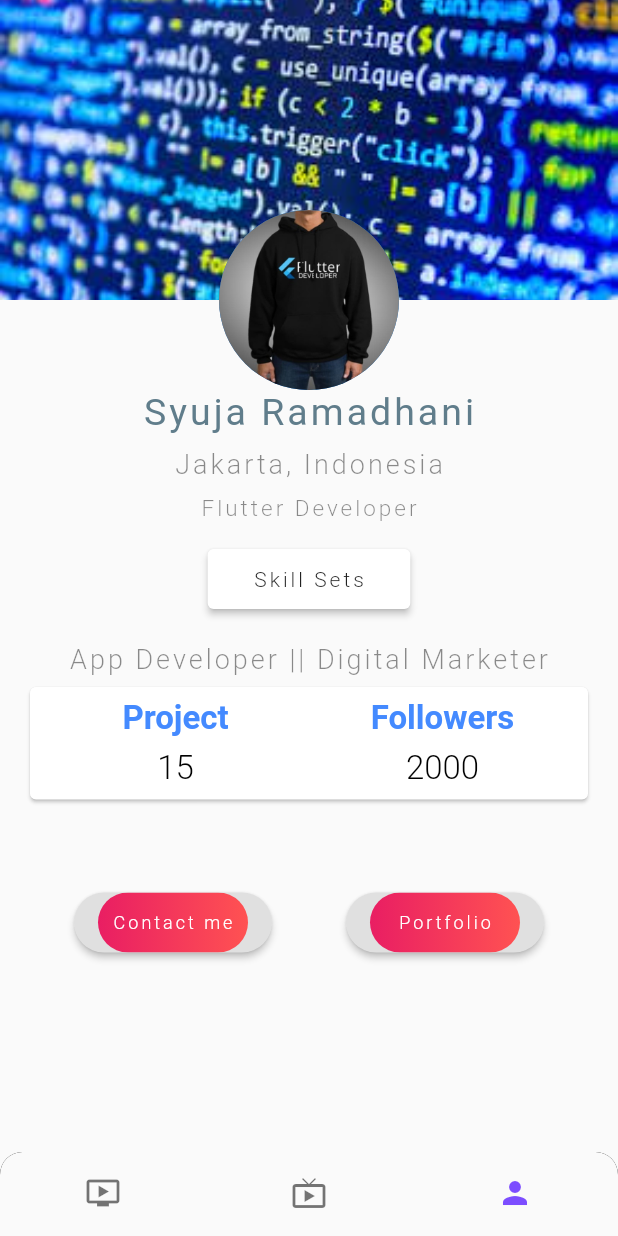
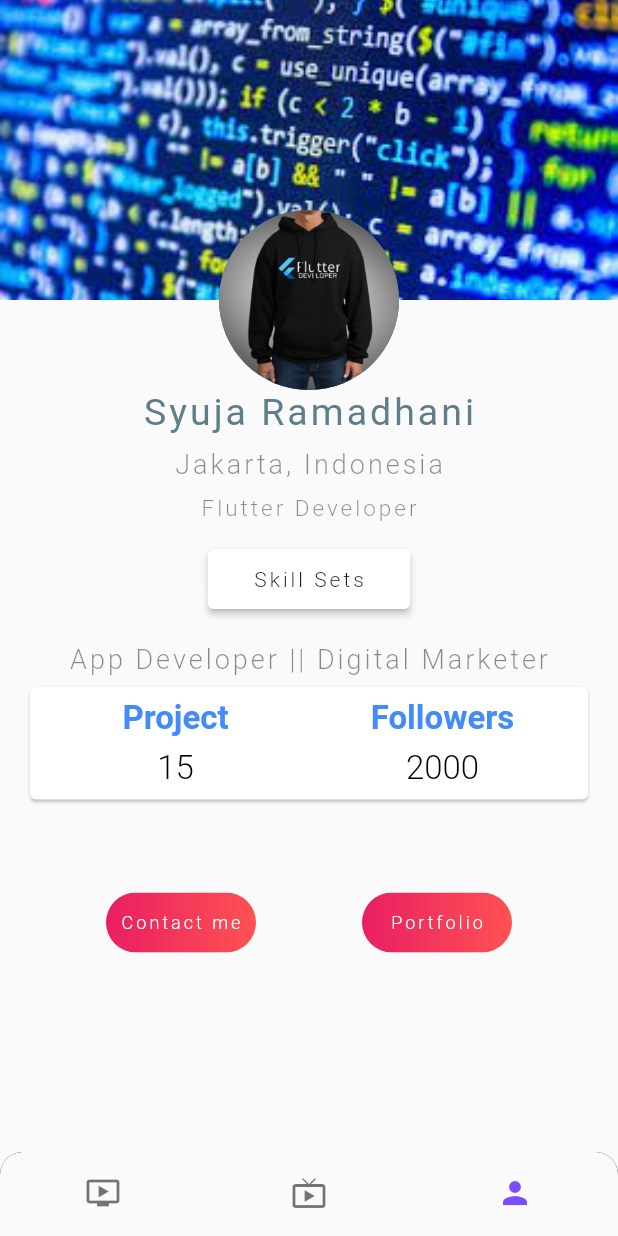
Before and after one commit to syujaramadhani/movie, a Flutter app: the screen it shows after launch, item 3 of the bottom bar chosen, after a tap on "Contact me", on a phone screen of 412 x 824 dp. Run offline on Flutter 3.47's test engine with Material 2 defaults, Android fonts, the light colour scheme and no system bars; our stand-ins replace cached_network_image, connectivity_plus, dio, flutter_svg, fluttertoast, get; network calls fail; project files that could hold a hidden picture were left out.

Commit message:
update version

```diff
--- a/lib/features/controller.dart/movie_controller.dart
+++ b/lib/features/controller/movie_controller.dart
@@ -12,6 +12,18 @@ class MovieListController extends GetxController {
   var isLoading3 = true.obs;
 
   late MovieModel movieModel;
+
+  @override
+  void onInit() {
+    _loadData();
+    super.onInit();
+  }
+
+  _loadData() async {
+    fetchGetNowPlaying();
+    fetchGetUpComing();
+    fetchGetPopular();
+  }
 
   void fetchGetNowPlaying() async {
     isLoading1(true);
--- a/lib/screens/home/home_screen.dart
+++ b/lib/screens/home/home_screen.dart
@@ -1,9 +1,8 @@
 import 'package:cached_network_image/cached_network_image.dart';
 import 'package:flutter/material.dart';
-import 'package:movie/features/controller.dart/movie_controller.dart';
 import 'package:get/get.dart';
-import 'package:movie/features/controller.dart/movie_controller.dart';
-import 'package:movie/features/controller.dart/televisions_controller.dart';
+import 'package:movie/features/controller/movie_controller.dart';
+import 'package:movie/features/controller/televisions_controller.dart';
 import 'package:movie/models/tv_series.dart';
 import 'package:movie/screens/home/detail_movie_screen.dart';
 
@@ -51,10 +50,8 @@ class HomeScreen extends StatelessWidget {
                       height: 10.0,
                     ),
                     SizedBox(
-                      child: GetBuilder<MovieListController>(
-                        initState: (_) => Get.find<MovieListController>()
-                            .fetchGetNowPlaying(),
-                        builder: (val) => movieListController.isLoading1.value
+                      child: Obx(
+                        () => movieListController.isLoading1.value
                             ? const Center(child: CircularProgressIndicator())
                             : ListView(
                                 shrinkWrap: true,
@@ -137,10 +134,8 @@ class HomeScreen extends StatelessWidget {
                       height: 10.0,
                     ),
                     SizedBox(
-                      child: GetBuilder<MovieListController>(
-                        initState: (_) =>
-                            Get.find<MovieListController>().fetchGetUpComing(),
-                        builder: (val) => movieListController.isLoading2.value
+                      child: Obx(
+                        () => movieListController.isLoading2.value
                             ? const Center(child: CircularProgressIndicator())
                             : ListView(
                                 shrinkWrap: true,
@@ -223,10 +218,8 @@ class HomeScreen extends StatelessWidget {
                       height: 10.0,
                     ),
                     SizedBox(
-                      child: GetBuilder<MovieListController>(
-                        initState: (_) =>
-                            Get.find<MovieListController>().fetchGetUpComing(),
-                        builder: (val) => movieListController.isLoading2.value
+                      child: Obx(
+                        () => movieListController.isLoading2.value
                             ? const Center(child: CircularProgressIndicator())
                             : ListView(
                                 shrinkWrap: true,
--- a/lib/screens/profile/profile_screen.dart
+++ b/lib/screens/profile/profile_screen.dart
@@ -147,7 +147,7 @@ class ProfileScreen extends StatelessWidget {
           Row(
             mainAxisAlignment: MainAxisAlignment.spaceEvenly,
             children: [
-              RaisedButton(
+              RawMaterialButton(
                 onPressed: () {},
                 shape: RoundedRectangleBorder(
                   borderRadius: BorderRadius.circular(80.0),
@@ -177,7 +177,7 @@ class ProfileScreen extends StatelessWidget {
                   ),
                 ),
               ),
-              RaisedButton(
+              RawMaterialButton(
                 onPressed: () {},
                 shape: RoundedRectangleBorder(
                   borderRadius: BorderRadius.circular(80.0),
--- a/lib/screens/televesion/televesion_screen.dart
+++ b/lib/screens/televesion/televesion_screen.dart
@@ -1,10 +1,9 @@
 import 'package:cached_network_image/cached_network_image.dart';
 import 'package:flutter/material.dart';
 import 'package:get/get.dart';
-import 'package:movie/features/controller.dart/movie_controller.dart';
-import 'package:movie/features/controller.dart/televisions_controller.dart';
+import 'package:movie/features/controller/movie_controller.dart';
+import 'package:movie/features/controller/televisions_controller.dart';
 import 'package:movie/screens/home/detail_movie_screen.dart';
-import 'package:movie/screens/televesion/detail_televesion_screen.dart';
 
 class TelevisionScreen extends StatelessWidget {
   TelevisionScreen({Key? key}) : super(key: key);
```
Also changed, not shown: lib/features/controller/now_playing.dart (renamed from lib/features/controller.dart/now_playing.dart), lib/features/controller/televisions_controller.dart (renamed from lib/features/controller.dart/televisions_controller.dart), 1 other file.
